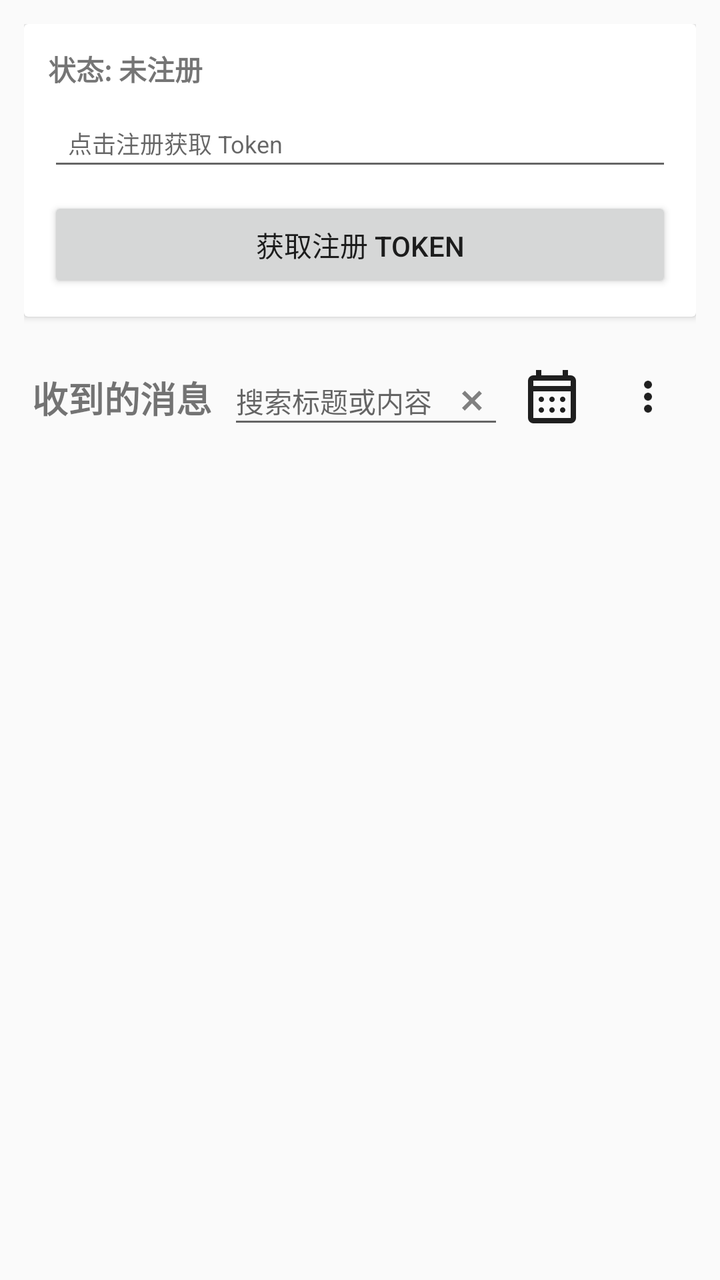
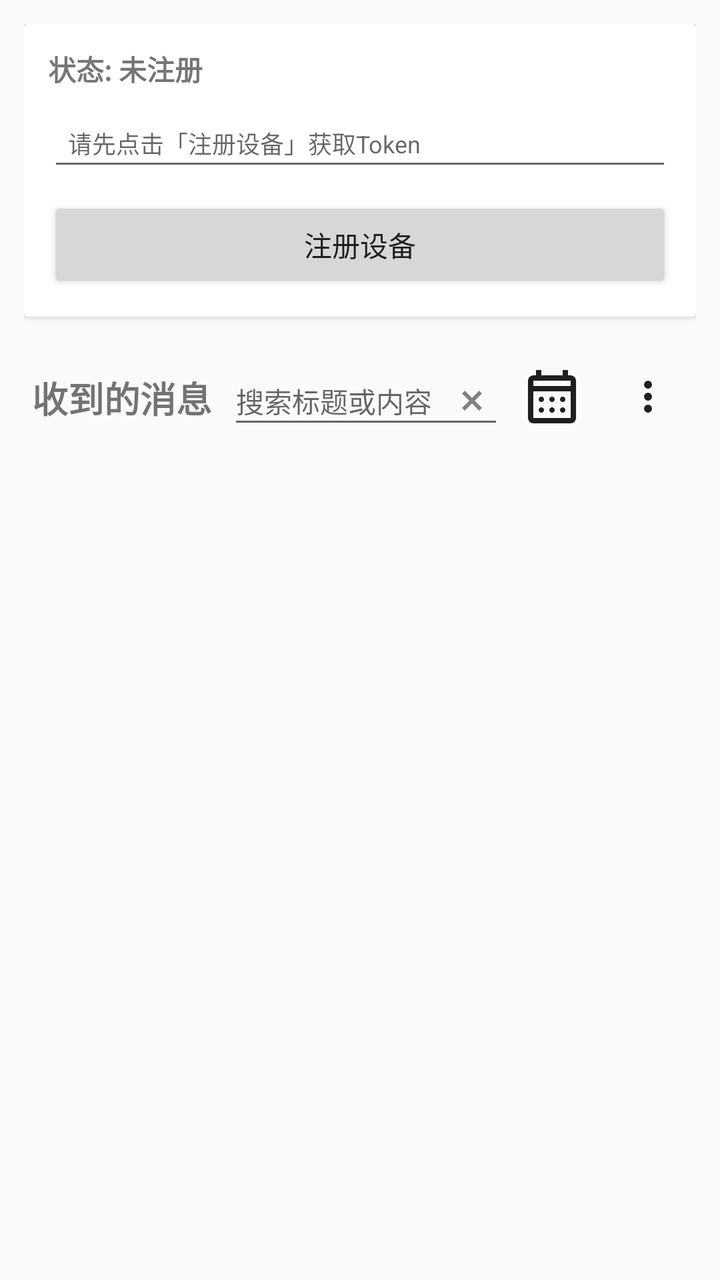

Before-and-after screenshots of an Android layout around one commit, followed by the original layout XML and the change that was made.
<!-- AndroidManifest.xml: application theme Theme.AppCompat.Light.NoActionBar -->
<!-- res/layout/activity_main.xml -->
<?xml version="1.0" encoding="utf-8"?>
<LinearLayout xmlns:android="http://schemas.android.com/apk/res/android"
    xmlns:app="http://schemas.android.com/apk/res-auto"
    android:layout_width="match_parent"
    android:layout_height="match_parent"
    android:orientation="vertical"
    android:fitsSystemWindows="true"
    android:padding="12dp">

    
    <androidx.cardview.widget.CardView
        android:layout_width="match_parent"
        android:layout_height="wrap_content"
        android:layout_marginBottom="16dp">

        <LinearLayout
            android:layout_width="match_parent"
            android:layout_height="wrap_content"
            android:orientation="vertical"
            android:padding="12dp">

            <TextView
                android:id="@+id/tvStatus"
                android:layout_width="wrap_content"
                android:layout_height="wrap_content"
                android:text="状态: 未注册"
                android:textStyle="bold" />

            <EditText
                android:id="@+id/tvToken"
                android:layout_width="match_parent"
                android:layout_height="wrap_content"
                android:layout_marginTop="8dp"
                android:clickable="true"
                android:focusable="false"
                android:hint="点击注册获取 Token"
                android:padding="10dp"
                android:textSize="12sp" />

            
            <Button
                android:id="@+id/btnToggleOptions"
                android:layout_width="match_parent"
                android:layout_height="wrap_content"
                android:layout_marginTop="8dp"
                android:text="展开更多选项"
                android:visibility="gone" />

            
            <LinearLayout
                android:id="@+id/layoutMoreOptions"
                android:layout_width="match_parent"
                android:layout_height="wrap_content"
                android:orientation="vertical"
                android:visibility="gone">

                
                <RelativeLayout
                    android:layout_width="match_parent"
                    android:layout_height="wrap_content"
                    android:layout_marginTop="12dp"
                    android:layout_marginBottom="4dp"
                    android:gravity="center_vertical">

                    <TextView
                        android:layout_width="wrap_content"
                        android:layout_height="wrap_content"
                        android:layout_alignParentStart="true"
                        android:layout_centerInParent="true"
                        android:text="普通消息"
                        android:textColor="#333333"
                        android:textSize="14sp"
                        android:textStyle="bold" />

                    <LinearLayout
                        android:layout_width="wrap_content"
                        android:layout_height="wrap_content"
                        android:layout_alignParentEnd="true"
                        android:orientation="horizontal">

                        
                        <ImageButton
                            android:id="@+id/btnCopyAction1"
                            android:layout_width="36dp"
                            android:layout_height="36dp"
                            android:background="?attr/selectableItemBackgroundBorderless"
                            android:contentDescription="复制内容"
                            android:padding="8dp"
                            android:scaleType="fitCenter"
                            android:src="@drawable/ic_menu_save"
                            app:tint="#666666" />

                        
                        <ImageButton
                            android:id="@+id/btnPlayAction1"
                            android:layout_width="36dp"
                            android:layout_height="36dp"
                            android:layout_marginStart="8dp"
                            android:background="?attr/selectableItemBackgroundBorderless"
                            android:contentDescription="浏览器打开"
                            android:padding="6dp"
                            android:scaleType="fitCenter"
                            android:src="@drawable/ic_media_play"/>
                    </LinearLayout>
                </RelativeLayout>

                <EditText
                    android:id="@+id/etExtraInfo1"
                    android:layout_width="match_parent"
                    android:layout_height="wrap_content"
                    android:layout_marginTop="4dp"
                    android:background="@android:drawable/editbox_background"
                    android:hint="URL(点击复制)"
                    android:padding="10dp"
                    android:textSize="12sp" />

                
                <RelativeLayout
                    android:layout_width="match_parent"
                    android:layout_height="wrap_content"
                    android:layout_marginTop="12dp"
                    android:layout_marginBottom="4dp"
                    android:gravity="center_vertical">

                    <TextView
                        android:layout_width="wrap_content"
                        android:layout_height="wrap_content"
                        android:layout_alignParentStart="true"
                        android:layout_centerInParent="true"
                        android:text="带标题的消息"
                        android:textColor="#333333"
                        android:textSize="14sp"
                        android:textStyle="bold" />

                    <LinearLayout
                        android:layout_width="wrap_content"
                        android:layout_height="wrap_content"
                        android:layout_alignParentEnd="true"
                        android:orientation="horizontal">

                        
                        <ImageButton
                            android:id="@+id/btnCopyAction2"
                            android:layout_width="36dp"
                            android:layout_height="36dp"
                            android:background="?attr/selectableItemBackgroundBorderless"
                            android:contentDescription="复制内容"
                            android:padding="8dp"
                            android:scaleType="fitCenter"
                            android:src="@drawable/ic_menu_save"
                            app:tint="#666666" />

                        
                        <ImageButton
                            android:id="@+id/btnPlayAction2"
                            android:layout_width="36dp"
                            android:layout_height="36dp"
                            android:layout_marginStart="8dp"
                            android:background="?attr/selectableItemBackgroundBorderless"
                            android:contentDescription="浏览器打开"
                            android:padding="6dp"
                            android:scaleType="fitCenter"
                            android:src="@drawable/ic_media_play"/>
                    </LinearLayout>
                </RelativeLayout>

                <EditText
                    android:id="@+id/etExtraInfo2"
                    android:layout_width="match_parent"
                    android:layout_height="wrap_content"
                    android:layout_marginTop="4dp"
                    android:background="@android:drawable/editbox_background"
                    android:hint="URL(点击复制)"
                    android:padding="10dp"
                    android:textSize="12sp" />

                
                <RelativeLayout
                    android:layout_width="match_parent"
                    android:layout_height="wrap_content"
                    android:layout_marginTop="12dp"
                    android:layout_marginBottom="4dp"
                    android:gravity="center_vertical">

                    <TextView
                        android:layout_width="wrap_content"
                        android:layout_height="wrap_content"
                        android:layout_alignParentStart="true"
                        android:layout_centerInParent="true"
                        android:text="带分组和优先级的消息 (high / default / low)"
                        android:textColor="#333333"
                        android:textSize="14sp"
                        android:textStyle="bold" />

                    <LinearLayout
                        android:layout_width="wrap_content"
                        android:layout_height="wrap_content"
                        android:layout_alignParentEnd="true"
                        android:orientation="horizontal">

                        
                        <ImageButton
                            android:id="@+id/btnCopyAction3"
                            android:layout_width="36dp"
                            android:layout_height="36dp"
                            android:background="?attr/selectableItemBackgroundBorderless"
                            android:contentDescription="复制内容"
                            android:padding="8dp"
                            android:scaleType="fitCenter"
                            android:src="@drawable/ic_menu_save"
                            app:tint="#666666" />

                        
                        <ImageButton
                            android:id="@+id/btnPlayAction3"
                            android:layout_width="36dp"
                            android:layout_height="36dp"
                            android:layout_marginStart="8dp"
                            android:background="?attr/selectableItemBackgroundBorderless"
                            android:contentDescription="浏览器打开"
                            android:padding="6dp"
                            android:scaleType="fitCenter"
                            android:src="@drawable/ic_media_play"/>
                    </LinearLayout>
                </RelativeLayout>

                <EditText
                    android:id="@+id/etExtraInfo3"
                    android:layout_width="match_parent"
                    android:layout_height="wrap_content"
                    android:layout_marginTop="4dp"
                    android:background="@android:drawable/editbox_background"
                    android:hint="额外信息 3 (点击复制)"
                    android:padding="10dp"
                    android:textSize="12sp" />
            </LinearLayout>

            
            <Button
                android:id="@+id/btnRegister"
                android:layout_width="match_parent"
                android:layout_height="wrap_content"
                android:layout_marginTop="8dp"
                android:text="获取注册 Token" />
        </LinearLayout>
    </androidx.cardview.widget.CardView>

    
    <LinearLayout
        android:layout_width="match_parent"
        android:layout_height="wrap_content"
        android:orientation="horizontal"
        android:padding="4dp"
        android:layout_marginBottom="4dp">

        
        <TextView
            android:layout_width="wrap_content"
            android:layout_height="wrap_content"
            android:layout_gravity="center_vertical"
            android:text="收到的消息"
            android:textSize="18sp"
            android:textStyle="bold" />

        
        <EditText
            android:id="@+id/etSearch"
            android:layout_width="0dp"
            android:layout_height="wrap_content"
            android:layout_weight="10"
            android:layout_marginStart="8dp"
            android:layout_marginEnd="4dp"
            android:hint="搜索标题或内容"
            android:textSize="14sp"
            android:drawableEnd="@drawable/ic_clear"
            android:maxLines="1"
            android:inputType="text"
            android:imeOptions="actionSearch"
            android:drawablePadding="6dp"/>

        
        
        <FrameLayout
            android:id="@+id/flCalendar"
            android:layout_width="40dp"
            android:layout_height="40dp"
            android:layout_marginEnd="4dp"
            android:clickable="true"
            android:focusable="true">

            
            <ImageView
                android:id="@+id/ivCalendar"
                android:layout_width="match_parent"
                android:layout_height="match_parent"
                android:src="@drawable/ic_calendar_default"
                android:background="?attr/selectableItemBackgroundBorderless"
                android:alpha="100"
                android:padding="4dp"
                android:elevation="1dp"/>

            
            <TextView
                android:id="@+id/tvCalendarDay"
                android:layout_width="match_parent"
                android:layout_height="match_parent"
                android:layout_marginTop="8dp"
                android:gravity="center"
                android:textSize="10sp"
                android:textStyle="bold"
                android:textColor="#FF606060"
                android:elevation="10dp"
                android:fontFamily="monospace"/>

        </FrameLayout>

        
        <TextView
            android:id="@+id/etDate"
            android:layout_width="wrap_content"
            android:layout_height="wrap_content"
            android:layout_marginEnd="4dp"
            android:hint="选择日期"
            android:textSize="0dp" />

        
        <ImageButton
            android:id="@+id/btnMenu"
            android:layout_width="wrap_content"
            android:layout_height="wrap_content"
            android:background="?attr/selectableItemBackgroundBorderless"
            android:src="@drawable/ic_menu_more"
            android:padding="8dp"
            android:contentDescription="更多" />
    </LinearLayout>

    
    <androidx.recyclerview.widget.RecyclerView
        android:id="@+id/rvMessages"
        android:layout_width="match_parent"
        android:layout_height="0dp"
        android:layout_weight="1" />

</LinearLayout>
<!-- resources referenced by this layout -->
<resources>
  <!-- drawable ic_calendar_default (drawable) -->
  <vector xmlns:android="http://schemas.android.com/apk/res/android"
      android:width="24dp"
      android:height="24dp"
      android:viewportWidth="960"
      android:viewportHeight="960">
    <path
        android:pathData="M200,880q-33,0 -56.5,-23.5T120,800v-560q0,-33 23.5,-56.5T200,160h40v-80h80v80h320v-80h80v80h40q33,0 56.5,23.5T840,240v560q0,33 -23.5,56.5T760,880L200,880ZM200,800h560v-400L200,400v400ZM200,320h560v-80L200,240v80ZM200,320v-80,80ZM480,560q-17,0 -28.5,-11.5T440,520q0,-17 11.5,-28.5T480,480q17,0 28.5,11.5T520,520q0,17 -11.5,28.5T480,560ZM291.5,548.5Q280,537 280,520t11.5,-28.5Q303,480 320,480t28.5,11.5Q360,503 360,520t-11.5,28.5Q337,560 320,560t-28.5,-11.5ZM640,560q-17,0 -28.5,-11.5T600,520q0,-17 11.5,-28.5T640,480q17,0 28.5,11.5T680,520q0,17 -11.5,28.5T640,560ZM480,720q-17,0 -28.5,-11.5T440,680q0,-17 11.5,-28.5T480,640q17,0 28.5,11.5T520,680q0,17 -11.5,28.5T480,720ZM291.5,708.5Q280,697 280,680t11.5,-28.5Q303,640 320,640t28.5,11.5Q360,663 360,680t-11.5,28.5Q337,720 320,720t-28.5,-11.5ZM640,720q-17,0 -28.5,-11.5T600,680q0,-17 11.5,-28.5T640,640q17,0 28.5,11.5T680,680q0,17 -11.5,28.5T640,720Z"
        android:fillColor="#1f1f1f"/>
  </vector>
  <!-- drawable ic_clear (drawable) -->
  <vector xmlns:android="http://schemas.android.com/apk/res/android"
      android:width="24dp"
      android:height="24dp"
      android:viewportWidth="960"
      android:viewportHeight="960">
    <path
        android:pathData="m336,680 l-56,-56 144,-144 -144,-143 56,-56 144,144 143,-144 56,56 -144,143 144,144 -56,56 -143,-144 -144,144Z"
        android:fillColor="#808080"/>
  </vector>
  <!-- drawable ic_media_play (drawable) -->
  <vector xmlns:android="http://schemas.android.com/apk/res/android"
      android:width="24dp"
      android:height="24dp"
      android:viewportWidth="960"
      android:viewportHeight="960">
    <path
        android:pathData="m380,660 l280,-180 -280,-180v360ZM480,880q-83,0 -156,-31.5T197,763q-54,-54 -85.5,-127T80,480q0,-83 31.5,-156T197,197q54,-54 127,-85.5T480,80q83,0 156,31.5T763,197q54,54 85.5,127T880,480q0,83 -31.5,156T763,763q-54,54 -127,85.5T480,880ZM480,800q134,0 227,-93t93,-227q0,-134 -93,-227t-227,-93q-134,0 -227,93t-93,227q0,134 93,227t227,93ZM480,480Z"
        android:fillColor="#1f1f1f"/>
  </vector>
  <!-- drawable ic_menu_more (drawable) -->
  <vector xmlns:android="http://schemas.android.com/apk/res/android"
      android:width="24dp"
      android:height="24dp"
      android:viewportWidth="960"
      android:viewportHeight="960">
    <path
        android:pathData="M480,800q-33,0 -56.5,-23.5T400,720q0,-33 23.5,-56.5T480,640q33,0 56.5,23.5T560,720q0,33 -23.5,56.5T480,800ZM480,560q-33,0 -56.5,-23.5T400,480q0,-33 23.5,-56.5T480,400q33,0 56.5,23.5T560,480q0,33 -23.5,56.5T480,560ZM480,320q-33,0 -56.5,-23.5T400,240q0,-33 23.5,-56.5T480,160q33,0 56.5,23.5T560,240q0,33 -23.5,56.5T480,320Z"
        android:fillColor="#1f1f1f"/>
  </vector>
  <!-- drawable ic_menu_save (drawable) -->
  <vector xmlns:android="http://schemas.android.com/apk/res/android"
      android:width="24dp"
      android:height="24dp"
      android:viewportWidth="960"
      android:viewportHeight="960">
    <path
        android:pathData="M360,720q-33,0 -56.5,-23.5T280,640v-480q0,-33 23.5,-56.5T360,80h360q33,0 56.5,23.5T800,160v480q0,33 -23.5,56.5T720,720L360,720ZM360,640h360v-480L360,160v480ZM200,880q-33,0 -56.5,-23.5T120,800v-560h80v560h440v80L200,880ZM360,640v-480,480Z"
        android:fillColor="#1f1f1f"/>
  </vector>
</resources>

<!-- the commit's change to res/layout/activity_main.xml (unified diff, before → after) -->
@@ -33,7 +33,7 @@
                 android:layout_marginTop="8dp"
                 android:clickable="true"
                 android:focusable="false"
-                android:hint="点击注册获取 Token"
+                android:hint="请先点击「注册设备」获取Token"
                 android:padding="10dp"
                 android:textSize="12sp" />
 
@@ -43,7 +43,7 @@
                 android:layout_width="match_parent"
                 android:layout_height="wrap_content"
                 android:layout_marginTop="8dp"
-                android:text="展开更多选项"
+                android:text="展开更多选项 ⬇️"
                 android:visibility="gone" />
 
             
@@ -241,7 +241,7 @@
                 android:layout_width="match_parent"
                 android:layout_height="wrap_content"
                 android:layout_marginTop="8dp"
-                android:text="获取注册 Token" />
+                android:text="注册设备" />
         </LinearLayout>
     </androidx.cardview.widget.CardView>
 
